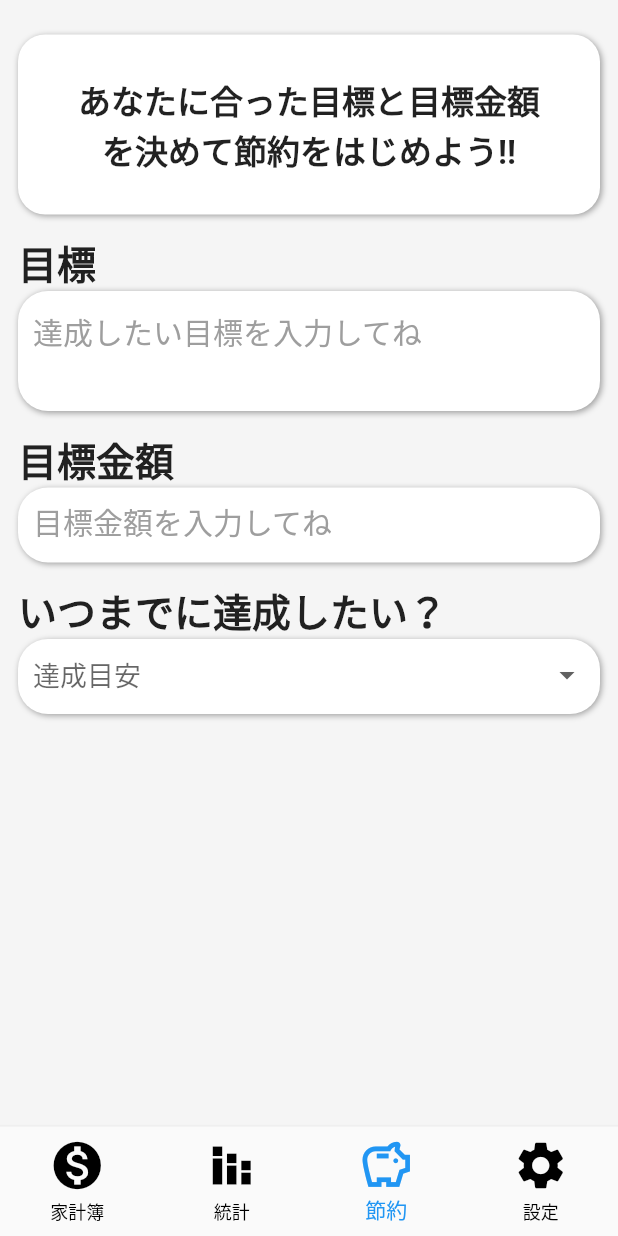
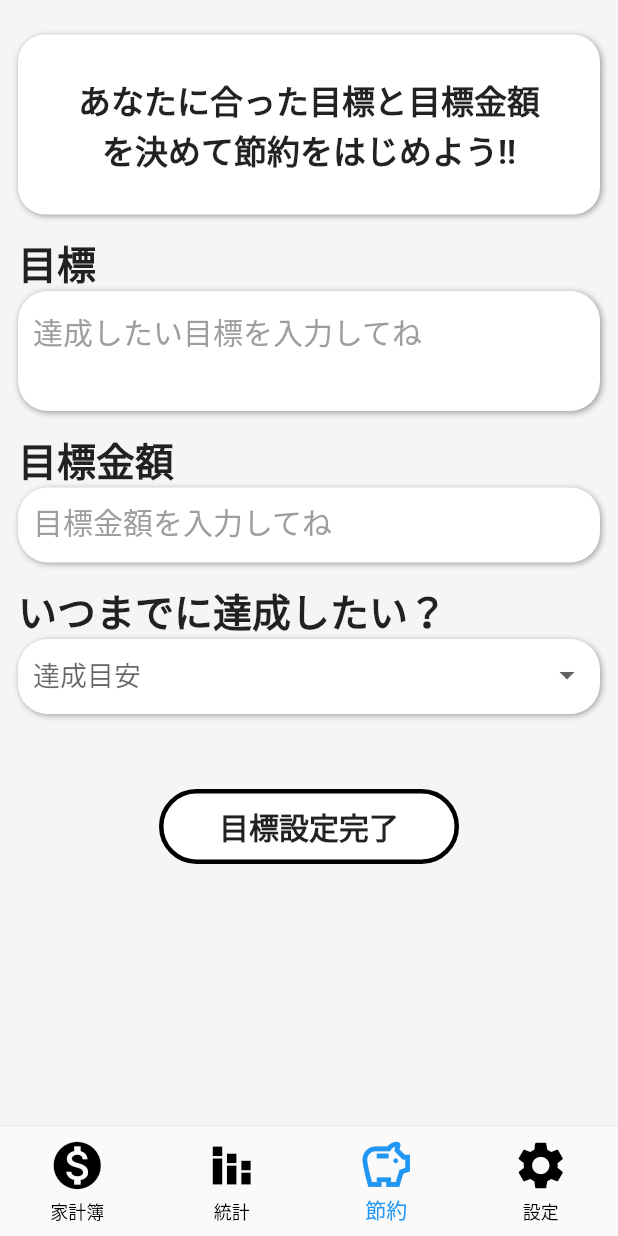
Before and after one commit to KimiMasa1021/account_book_app, a Flutter app: the screen it shows once a user with an empty profile is signed in, item 3 of the bottom bar chosen, on a phone screen of 412 x 824 dp. Run offline on Flutter 3.47's test engine with Material 2 defaults, Android fonts, the phone set to English and light mode, and no system bars; our stand-ins replace cloud_firestore, firebase_auth, firebase_core, fl_chart, flutter_hooks, flutter_neumorphic and 5 more; accounts and stored records are empty.

Commit message:
寒いですね今日は

```diff
--- a/lib/component/auth/icon_textfield.dart
+++ b/lib/component/auth/icon_textfield.dart
@@ -14,6 +14,7 @@ class IconTextField extends HookConsumerWidget {
   final IconData icon;
   final String hintText;
   final TextInputType type;
+
   @override
   Widget build(BuildContext context, WidgetRef ref) {
     return Container(
--- a/lib/controller/auth_controller.dart
+++ b/lib/controller/auth_controller.dart
@@ -106,7 +106,8 @@ class AuthController extends StateNotifier<User?> {
       timeInSecForIosWeb: 1,
       backgroundColor: Colors.red,
       textColor: Colors.white,
-        fontSize: 16.0);
+      fontSize: 16.0,
+    );
   }
 
   bool validate(String email, String password, String name) {
--- a/lib/view/pages/saving/saving_init.dart
+++ b/lib/view/pages/saving/saving_init.dart
@@ -2,6 +2,7 @@ import 'package:account_book_app/provider/general_provider.dart';
 import 'package:flutter/material.dart';
 import 'package:flutter_hooks/flutter_hooks.dart';
 import 'package:hooks_riverpod/hooks_riverpod.dart';
+import 'package:intl/intl.dart';
 
 import '../../../component/saving/input_target_field.dart';
 import '../../../constant/price_formatter.dart';
@@ -16,8 +17,9 @@ class SavingInit extends HookConsumerWidget {
     final targetController = useTextEditingController(text: "");
     final targetPriceController = useTextEditingController(text: "");
     final ValueNotifier<String?> time = useState(null);
-    final monthlySaving = useState("");
-    final weeklySaving = useState("");
+    final monthlySaving = useState(0.0);
+    final weeklySaving = useState(0.0);
+    final displayDate = useState("");
 
     return Stack(
       children: [
@@ -122,45 +124,55 @@ class SavingInit extends HookConsumerWidget {
                             DropdownMenuItem(
                               value: "details",
                               child: Row(
-                                children: const [
+                                children: [
                                   Icon(
                                     Icons.calendar_month_rounded,
                                     size: 25,
                                   ),
                                   SizedBox(width: 5),
-                                  Text("詳細な日程"),
+                                  Text(
+                                    "詳細な日程" + displayDate.value,
+                                  ),
                                 ],
                               ),
                             )
                           ],
                           value: time.value,
-                          onChanged: (String? value) {
+                          onChanged: (String? value) async {
                             time.value = value;
-                            if (value == "details") {
-                              savingController.selectDate(context);
+                            if (targetPriceController.text == "") {
+                              return;
                             }
-                            final intPrice = int.parse(
+                            final intPrice = double.parse(
                                 targetPriceController.text.replaceAll(",", ""));
                             switch (value) {
                               case "one_month":
-                                monthlySaving.value =
-                                    targetPriceController.text;
-                                weeklySaving.value = (intPrice / 4).toString();
+                                monthlySaving.value = intPrice;
+                                weeklySaving.value = (intPrice / 4);
                                 break;
                               case "tree_month":
-                                monthlySaving.value = (intPrice / 3).toString();
-                                weeklySaving.value = (intPrice / 12).toString();
+                                monthlySaving.value = (intPrice / 3);
+                                weeklySaving.value = (intPrice / 12);
                                 break;
                               case "six_month":
-                                monthlySaving.value = (intPrice / 6).toString();
-                                weeklySaving.value = (intPrice / 18).toString();
+                                monthlySaving.value = (intPrice / 6);
+                                weeklySaving.value = (intPrice / 24);
                                 break;
                               case "year":
-                                monthlySaving.value =
-                                    (intPrice / 12).toString();
-                                weeklySaving.value = (intPrice / 36).toString();
+                                monthlySaving.value = (intPrice / 12);
+                                weeklySaving.value = (intPrice / 48);
                                 break;
                               case "details":
+                                final dateTime =
+                                    await savingController.selectDate(context);
+                                final day =
+                                    dateTime.difference(DateTime.now()).inDays;
+                                displayDate.value =
+                                    DateFormat('(yyyy/MM/DD)').format(dateTime);
+                                debugPrint(day.toString());
+                                monthlySaving.value = (intPrice / (day / 30));
+                                weeklySaving.value =
+                                    (intPrice / ((day / 30) * 4));
                                 break;
                             }
                           },
@@ -192,7 +204,8 @@ class SavingInit extends HookConsumerWidget {
                                     text: '１か月あたり ',
                                   ),
                                   TextSpan(
-                                    text: monthlySaving.value,
+                                    text: NumberFormat("#,###")
+                                        .format(monthlySaving.value),
                                     style: TextStyle(
                                       fontSize: 25,
                                       fontWeight: FontWeight.bold,
@@ -215,7 +228,8 @@ class SavingInit extends HookConsumerWidget {
                                     text: '１週間当たり ',
                                   ),
                                   TextSpan(
-                                    text: weeklySaving.value,
+                                    text: NumberFormat("#,###")
+                                        .format(weeklySaving.value),
                                     style: TextStyle(
                                       fontSize: 25,
                                       fontWeight: FontWeight.bold,
@@ -230,44 +244,48 @@ class SavingInit extends HookConsumerWidget {
                           ],
                         )
                       : SizedBox(),
+                  SizedBox(height: 50),
+                  Row(
+                    mainAxisAlignment: MainAxisAlignment.center,
+                    children: [
+                      InkWell(
+                        onTap: () async {
+                          await savingController.initTarget(
+                            targetController.text,
+                            int.parse(
+                              targetPriceController.text.replaceAll(",", ""),
+                            ),
+                          );
+                        },
+                        child: Container(
+                          width: 200,
+                          height: 50,
+                          margin: const EdgeInsets.only(bottom: 20),
+                          decoration: BoxDecoration(
+                            borderRadius:
+                                const BorderRadius.all(Radius.circular(100)),
+                            color: Colors.white,
+                            border: Border.all(width: 3),
+                          ),
+                          child: const Center(
+                            child: Text(
+                              "目標設定完了",
+                              textAlign: TextAlign.center,
+                              style: TextStyle(
+                                fontSize: 20,
+                                fontWeight: FontWeight.bold,
+                              ),
+                            ),
+                          ),
+                        ),
+                      ),
+                    ],
+                  ),
                 ],
               ),
             ),
           ),
         ),
-        // Align(
-        //   alignment: Alignment.bottomCenter,
-        //   child: InkWell(
-        //     onTap: () async {
-        //       await savingController.initTarget(
-        //         targetController.text,
-        //         int.parse(
-        //           targetPriceController.text.replaceAll(",", ""),
-        //         ),
-        //       );
-        //     },
-        //     child: Container(
-        //       width: 200,
-        //       height: 50,
-        //       margin: const EdgeInsets.only(bottom: 20),
-        //       decoration: BoxDecoration(
-        //         borderRadius: const BorderRadius.all(Radius.circular(100)),
-        //         color: Colors.white,
-        //         border: Border.all(width: 3),
-        //       ),
-        //       child: const Center(
-        //         child: Text(
-        //           "目標設定完了",
-        //           textAlign: TextAlign.center,
-        //           style: TextStyle(
-        //             fontSize: 20,
-        //             fontWeight: FontWeight.bold,
-        //           ),
-        //         ),
-        //       ),
-        //     ),
-        //   ),
-        // ),
       ],
     );
   }
```
Also changed, not shown: lib/controller/saving_controller.dart (+7 -3 lines). Lines whose indentation alone changed are shown as unchanged.
